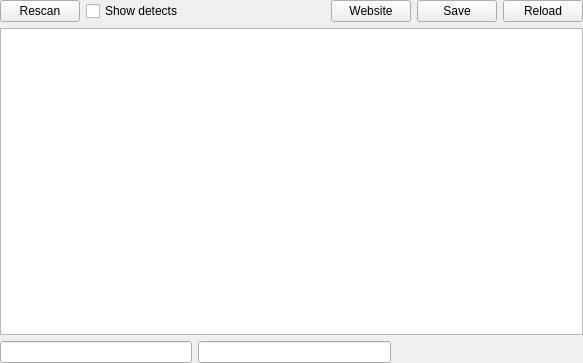
Before: the Qt Designer form xvirustotalwidget.ui in horsicq/XOnlineTools, drawn with Qt 5.
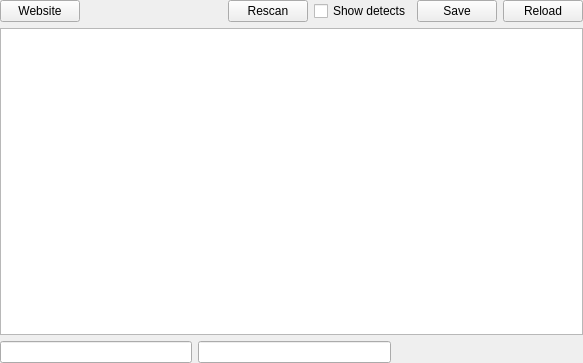
After: the same form once the commit is applied.

Patch:
```diff
--- a/xvirustotalwidget.ui
+++ b/xvirustotalwidget.ui
@@ -32,16 +32,9 @@
    <item>
     <layout class="QHBoxLayout" name="horizontalLayout">
      <item>
-      <widget class="QPushButton" name="pushButtonRescan">
+      <widget class="QPushButton" name="pushButtonWebsite">
        <property name="text">
-        <string>Rescan</string>
-       </property>
-      </widget>
-     </item>
-     <item>
-      <widget class="QCheckBox" name="checkBoxShowDetects">
-       <property name="text">
-        <string>Show detects</string>
+        <string>Website</string>
        </property>
       </widget>
      </item>
@@ -59,9 +52,16 @@
       </spacer>
      </item>
      <item>
-      <widget class="QPushButton" name="pushButtonWebsite">
+      <widget class="QPushButton" name="pushButtonRescan">
        <property name="text">
-        <string>Website</string>
+        <string>Rescan</string>
+       </property>
+      </widget>
+     </item>
+     <item>
+      <widget class="QCheckBox" name="checkBoxShowDetects">
+       <property name="text">
+        <string>Show detects</string>
        </property>
       </widget>
      </item>
```
